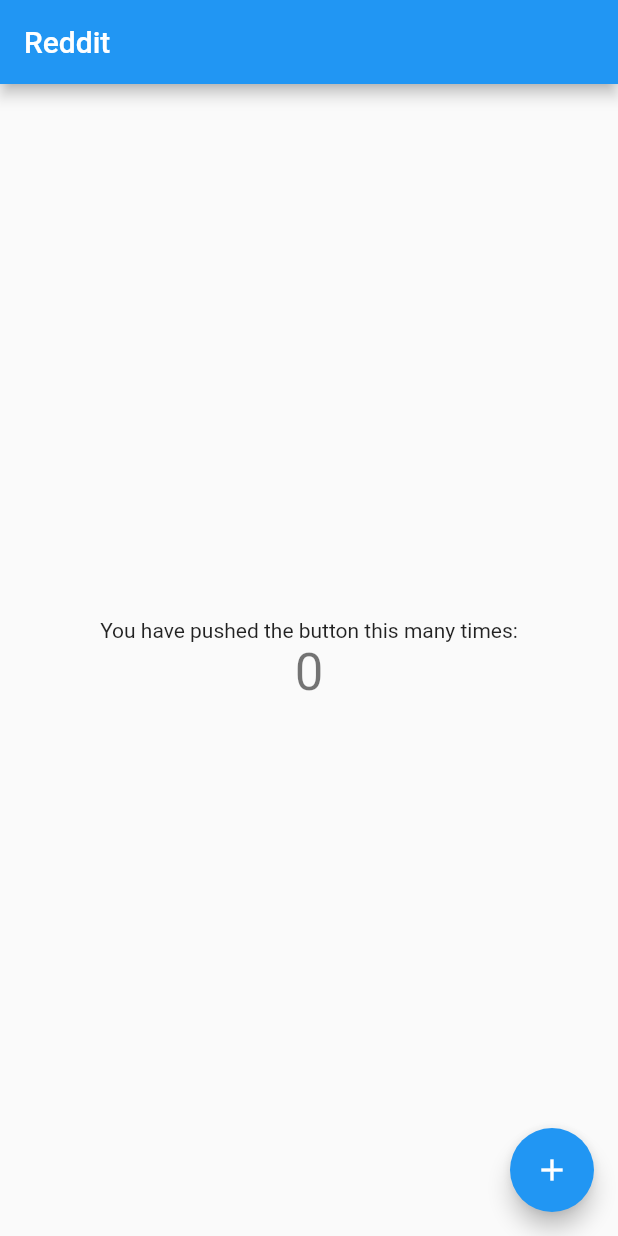
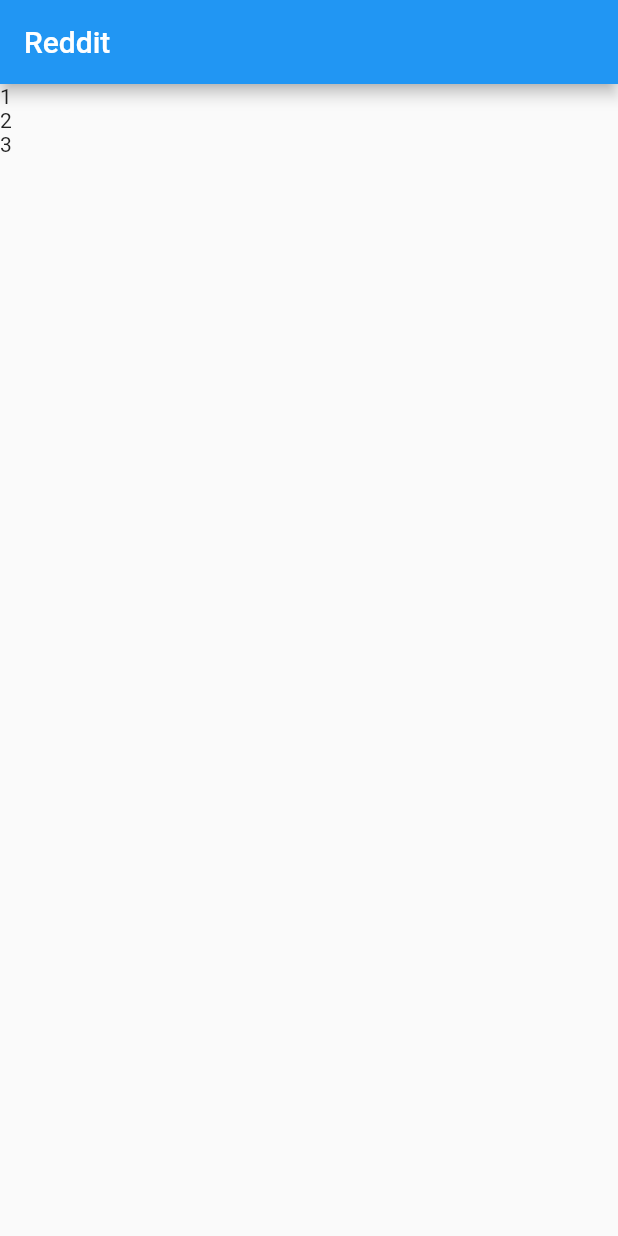
Before and after one commit to shaynekellyii/reddit-flutter, a Flutter app: the screen it shows after launch, on a phone screen of 412 x 824 dp. Run offline on Flutter 3.47's test engine with Material 2 defaults, Android fonts, the phone set to English and light mode, and no system bars.

```diff
--- a/lib/main.dart
+++ b/lib/main.dart
@@ -3,61 +3,38 @@ import 'package:flutter/material.dart';
 void main() => runApp(MyApp());
 
 class MyApp extends StatelessWidget {
-  // This widget is the root of your application.
   @override
   Widget build(BuildContext context) {
+    final _title = 'Reddit';
+
     return MaterialApp(
-      title: 'Reddit',
-      theme: ThemeData(
-        primarySwatch: Colors.blue,
-      ),
-      home: MyHomePage(title: 'Reddit'),
-    );
+        title: _title,
+        theme: ThemeData(
+          primarySwatch: Colors.blue,
+        ),
+        home: Scaffold(
+          appBar: AppBar(
+            title: Text(_title),
+          ),
+          body: _PostList(),
+        ));
   }
 }
 
-class MyHomePage extends StatefulWidget {
-  MyHomePage({Key key, this.title}) : super(key: key);
-  final String title;
-
+class _PostList extends StatefulWidget {
   @override
-  _MyHomePageState createState() => _MyHomePageState();
+  State<StatefulWidget> createState() => _PostListState();
 }
 
-class _MyHomePageState extends State<MyHomePage> {
-  int _counter = 0;
-
-  void _incrementCounter() {
-    setState(() {
-      _counter++;
-    });
-  }
+class _PostListState extends State<_PostList> {
+//  final _posts = <String>[];
 
   @override
   Widget build(BuildContext context) {
-    return Scaffold(
-      appBar: AppBar(
-        title: Text(widget.title),
-      ),
-      body: Center(
-        child: Column(
-          mainAxisAlignment: MainAxisAlignment.center,
-          children: <Widget>[
-            Text(
-              'You have pushed the button this many times:',
-            ),
-            Text(
-              '$_counter',
-              style: Theme.of(context).textTheme.display1,
-            ),
-          ],
-        ),
-      ),
-      floatingActionButton: FloatingActionButton(
-        onPressed: _incrementCounter,
-        tooltip: 'Increment',
-        child: Icon(Icons.add),
-      ),
+    return ListView(
+      children: <Widget>[Text('1'), Text('2'), Text('3')],
     );
   }
+
+  void loadPosts() {}
 }
```
Also changed, not shown: 1 other file.
